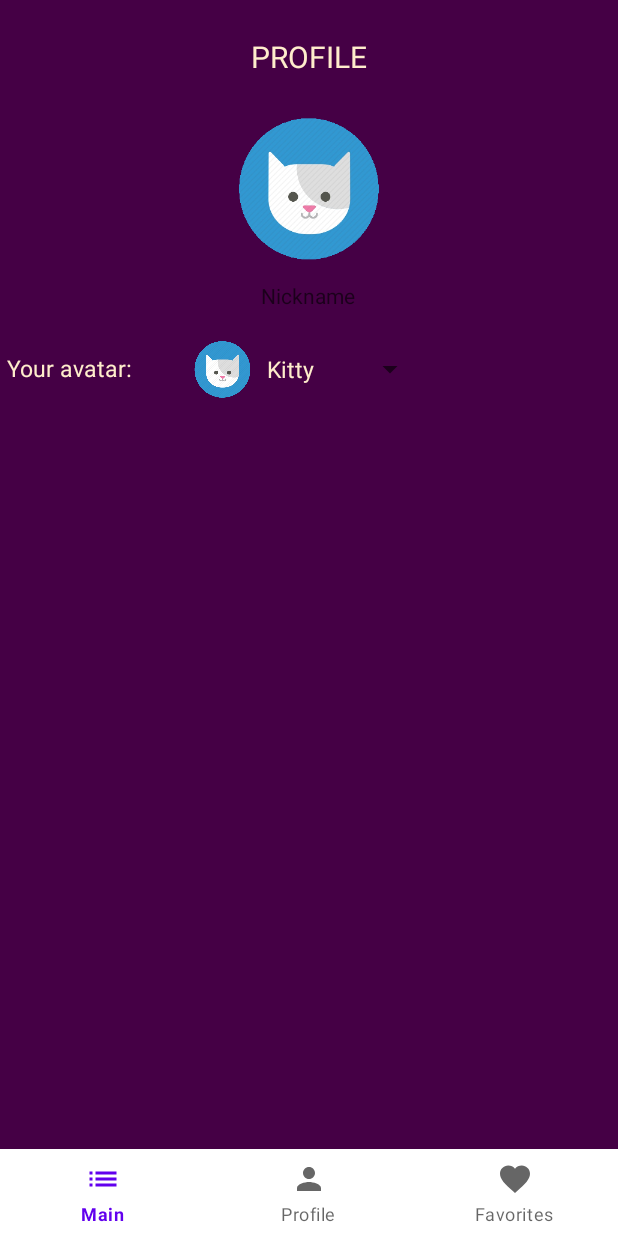
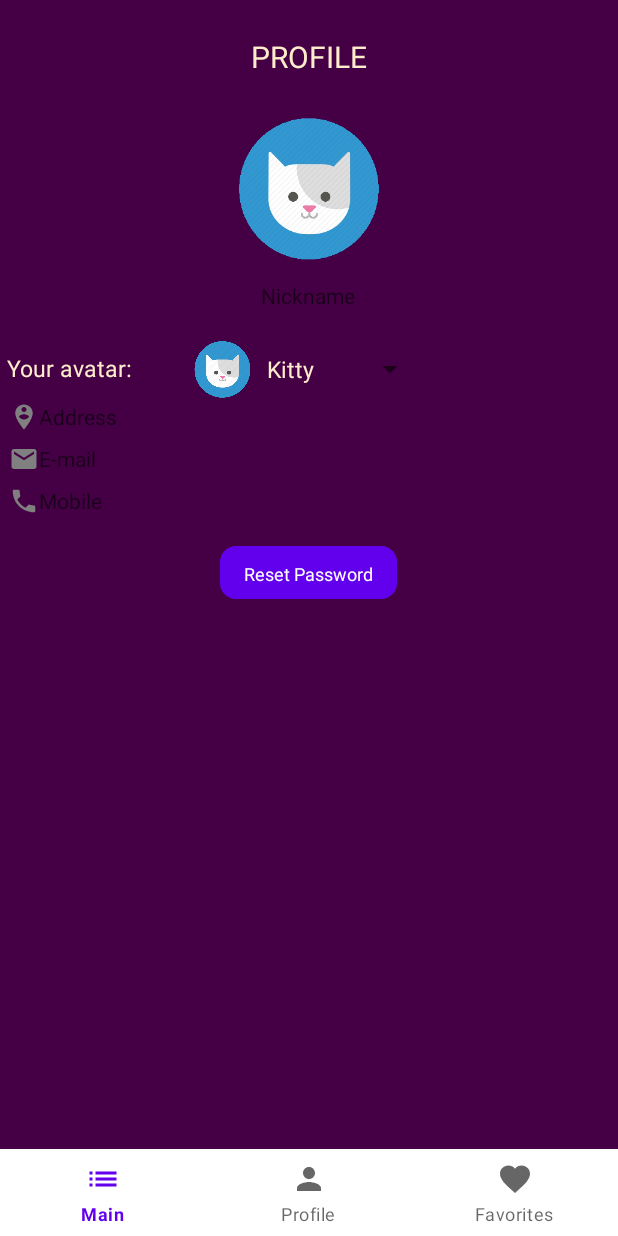
Before and after one commit to barabasizsolt/AndroidProject, an Android app: the screen it shows after launch (MainActivity), on a phone screen of 412 x 824 dp. Run offline under Robolectric (Android 15) with nearby library versions, the phone set to English and light mode, and no system bars; network calls fail; pictures from the network do not load; 1 statement that could not run was skipped.

Commit message:
More changes in UI

```diff
--- a/app/src/main/java/com/example/wheretoeat/Fragments/FavoriteFragment.kt
+++ b/app/src/main/java/com/example/wheretoeat/Fragments/FavoriteFragment.kt
@@ -42,12 +42,6 @@ class FavoriteFragment : Fragment() {
         Log.d("Pages: ", Constants.pages.toString())
 
 //        daoViewModel.deleteAll()
-//
-//        val rs = Restaurant(11, "x", "x", "x", "x",
-//        "x", "x", "x", "x", 2.5, 2.5,
-//        4, "x", "x", "x")
-//
-//        daoViewModel.addRestaurantDB(rs)
 
         return view
     }
--- /dev/null
+++ b/app/src/main/res/drawable/ic_address.xml
@@ -0,0 +1,5 @@
+<vector android:height="20dp" android:tint="#808080"
+    android:viewportHeight="24" android:viewportWidth="24"
+    android:width="20dp" xmlns:android="http://schemas.android.com/apk/res/android">
+    <path android:fillColor="@android:color/white" android:pathData="M12,2C8.14,2 5,5.14 5,9c0,5.25 7,13 7,13s7,-7.75 7,-13C19,5.14 15.86,2 12,2zM12,4c1.1,0 2,0.9 2,2c0,1.11 -0.9,2 -2,2s-2,-0.89 -2,-2C10,4.9 10.9,4 12,4zM12,14c-1.67,0 -3.14,-0.85 -4,-2.15c0.02,-1.32 2.67,-2.05 4,-2.05s3.98,0.73 4,2.05C15.14,13.15 13.67,14 12,14z"/>
+</vector>
--- /dev/null
+++ b/app/src/main/res/drawable/ic_email.xml
@@ -0,0 +1,5 @@
+<vector android:height="20dp" android:tint="#808080"
+    android:viewportHeight="24" android:viewportWidth="24"
+    android:width="20dp" xmlns:android="http://schemas.android.com/apk/res/android">
+    <path android:fillColor="@android:color/white" android:pathData="M20,4L4,4c-1.1,0 -1.99,0.9 -1.99,2L2,18c0,1.1 0.9,2 2,2h16c1.1,0 2,-0.9 2,-2L22,6c0,-1.1 -0.9,-2 -2,-2zM20,8l-8,5 -8,-5L4,6l8,5 8,-5v2z"/>
+</vector>
--- /dev/null
+++ b/app/src/main/res/drawable/ic_mobile.xml
@@ -0,0 +1,5 @@
+<vector android:height="20dp" android:tint="#808080"
+    android:viewportHeight="24" android:viewportWidth="24"
+    android:width="20dp" xmlns:android="http://schemas.android.com/apk/res/android">
+    <path android:fillColor="@android:color/white" android:pathData="M6.62,10.79c1.44,2.83 3.76,5.14 6.59,6.59l2.2,-2.2c0.27,-0.27 0.67,-0.36 1.02,-0.24 1.12,0.37 2.33,0.57 3.57,0.57 0.55,0 1,0.45 1,1V20c0,0.55 -0.45,1 -1,1 -9.39,0 -17,-7.61 -17,-17 0,-0.55 0.45,-1 1,-1h3.5c0.55,0 1,0.45 1,1 0,1.25 0.2,2.45 0.57,3.57 0.11,0.35 0.03,0.74 -0.25,1.02l-2.2,2.2z"/>
+</vector>
--- a/app/src/main/res/drawable/ic_place.xml
+++ b/app/src/main/res/drawable/ic_place.xml
@@ -1,5 +1,5 @@
-<vector android:height="24dp" android:tint="#808080"
+<vector android:height="20dp" android:tint="#808080"
     android:viewportHeight="24" android:viewportWidth="24"
-    android:width="24dp" xmlns:android="http://schemas.android.com/apk/res/android">
+    android:width="20dp" xmlns:android="http://schemas.android.com/apk/res/android">
     <path android:fillColor="@android:color/white" android:pathData="M12,2C8.13,2 5,5.13 5,9c0,5.25 7,13 7,13s7,-7.75 7,-13c0,-3.87 -3.13,-7 -7,-7zM12,11.5c-1.38,0 -2.5,-1.12 -2.5,-2.5s1.12,-2.5 2.5,-2.5 2.5,1.12 2.5,2.5 -1.12,2.5 -2.5,2.5z"/>
 </vector>
--- /dev/null
+++ b/app/src/main/res/drawable/ic_rest.xml
@@ -0,0 +1,5 @@
+<vector android:height="20dp" android:tint="#808080"
+    android:viewportHeight="24" android:viewportWidth="24"
+    android:width="20dp" xmlns:android="http://schemas.android.com/apk/res/android">
+    <path android:fillColor="@android:color/white" android:pathData="M8.1,13.34l2.83,-2.83L3.91,3.5c-1.56,1.56 -1.56,4.09 0,5.66l4.19,4.18zM14.88,11.53c1.53,0.71 3.68,0.21 5.27,-1.38 1.91,-1.91 2.28,-4.65 0.81,-6.12 -1.46,-1.46 -4.2,-1.1 -6.12,0.81 -1.59,1.59 -2.09,3.74 -1.38,5.27L3.7,19.87l1.41,1.41L12,14.41l6.88,6.88 1.41,-1.41L13.41,13l1.47,-1.47z"/>
+</vector>
--- a/app/src/main/res/layout/fragment_details_page.xml
+++ b/app/src/main/res/layout/fragment_details_page.xml
@@ -14,12 +14,14 @@
         android:layout_height="wrap_content"
         android:layout_marginStart="6dp"
         android:layout_marginTop="12dp"
+        android:drawableStart="@drawable/ic_rest"
+        android:paddingStart="1dp"
         android:paddingTop="2dp"
         android:text="Name"
         android:textAppearance="@style/TextAppearance.AppCompat.Small"
         android:textColor="#FFEDCC"
         app:layout_constraintEnd_toEndOf="parent"
-        app:layout_constraintHorizontal_bias="0.027"
+        app:layout_constraintHorizontal_bias="0.0"
         app:layout_constraintStart_toStartOf="parent"
 
         app:layout_constraintTop_toBottomOf="@+id/imageURL" />
@@ -29,11 +31,13 @@
         android:layout_width="wrap_content"
         android:layout_height="wrap_content"
         android:layout_marginTop="4dp"
+        android:drawableStart="@drawable/ic_place"
+        android:paddingStart="1dp"
         android:text="City"
         android:textAppearance="@style/TextAppearance.AppCompat.Small"
         android:textColor="#FFEDCC"
         app:layout_constraintEnd_toEndOf="parent"
-        app:layout_constraintHorizontal_bias="0.041"
+        app:layout_constraintHorizontal_bias="0.016"
         app:layout_constraintStart_toStartOf="parent"
         app:layout_constraintTop_toBottomOf="@+id/detailsName" />
 
@@ -111,10 +115,12 @@
         android:layout_width="wrap_content"
         android:layout_height="wrap_content"
         android:layout_marginTop="4dp"
+        android:drawableStart="@drawable/ic_address"
+        android:paddingStart="1dp"
         android:text="Address"
         android:textColor="#FFEDCC"
         app:layout_constraintEnd_toEndOf="parent"
-        app:layout_constraintHorizontal_bias="0.044"
+        app:layout_constraintHorizontal_bias="0.017"
         app:layout_constraintStart_toStartOf="parent"
         app:layout_constraintTop_toBottomOf="@+id/detailsCity" />
 
--- a/app/src/main/res/layout/fragment_profile.xml
+++ b/app/src/main/res/layout/fragment_profile.xml
@@ -68,4 +68,57 @@
         app:layout_constraintStart_toStartOf="parent"
         app:layout_constraintTop_toBottomOf="@+id/profileName" />
 
+    <TextView
+        android:id="@+id/address"
+        android:layout_width="wrap_content"
+        android:layout_height="wrap_content"
+        android:layout_marginTop="12dp"
+        android:drawableStart="@drawable/ic_address"
+        android:hint="Address"
+        android:paddingStart="1dp"
+        app:layout_constraintEnd_toEndOf="parent"
+        app:layout_constraintHorizontal_bias="0.014"
+        app:layout_constraintStart_toStartOf="parent"
+        app:layout_constraintTop_toBottomOf="@+id/textView3" />
+
+    <TextView
+        android:id="@+id/email"
+        android:layout_width="wrap_content"
+        android:layout_height="wrap_content"
+        android:layout_marginTop="8dp"
+        android:drawableStart="@drawable/ic_email"
+        android:hint="E-mail"
+        android:paddingStart="1dp"
+        app:layout_constraintEnd_toEndOf="parent"
+        app:layout_constraintHorizontal_bias="0.014"
+        app:layout_constraintStart_toStartOf="parent"
+        app:layout_constraintTop_toBottomOf="@+id/address" />
+
+    <TextView
+        android:id="@+id/mobile"
+        android:layout_width="wrap_content"
+        android:layout_height="wrap_content"
+        android:layout_marginTop="8dp"
+        android:paddingStart="1dp"
+        android:drawableStart="@drawable/ic_mobile"
+        android:hint="Mobile"
+        app:layout_constraintEnd_toEndOf="parent"
+        app:layout_constraintHorizontal_bias="0.014"
+        app:layout_constraintStart_toStartOf="parent"
+        app:layout_constraintTop_toBottomOf="@+id/email" />
+
+    <Button
+        android:id="@+id/resetPassword"
+        android:layout_width="wrap_content"
+        android:layout_height="35dp"
+        android:layout_marginTop="20dp"
+        android:background="@drawable/search_bg"
+        android:text="Reset Password"
+        android:textAppearance="@style/TextAppearance.AppCompat.Small"
+        android:textSize="12sp"
+        app:layout_constraintEnd_toEndOf="parent"
+        app:layout_constraintHorizontal_bias="0.498"
+        app:layout_constraintStart_toStartOf="parent"
+        app:layout_constraintTop_toBottomOf="@+id/mobile" />
+
 </androidx.constraintlayout.widget.ConstraintLayout>
```
